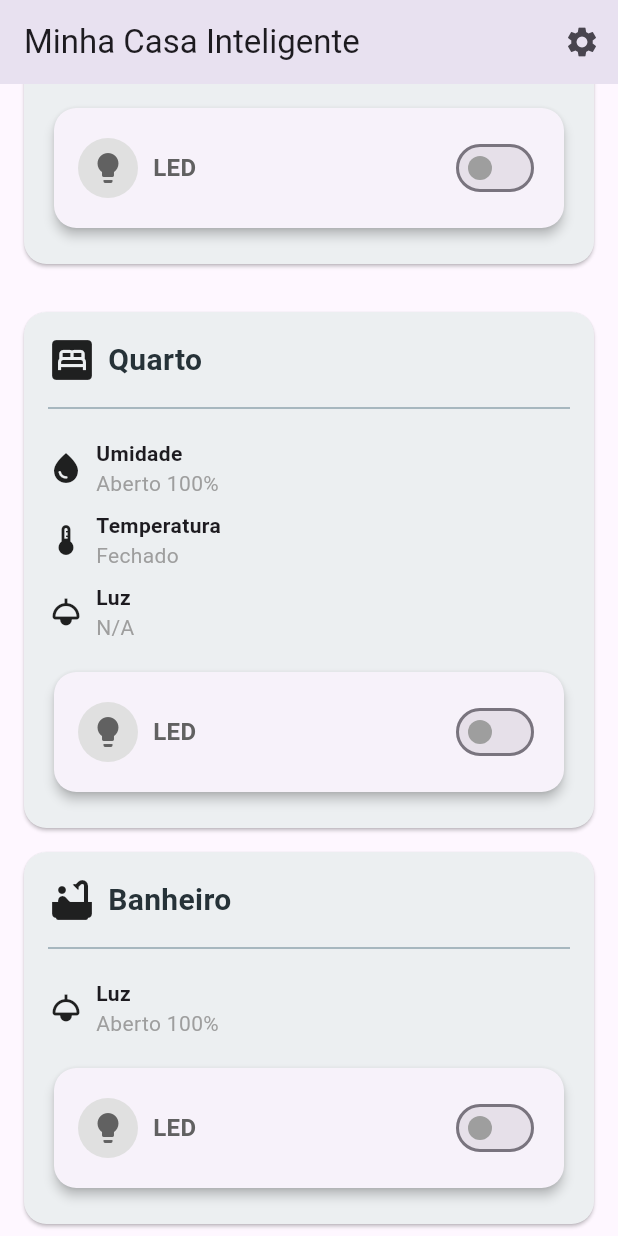
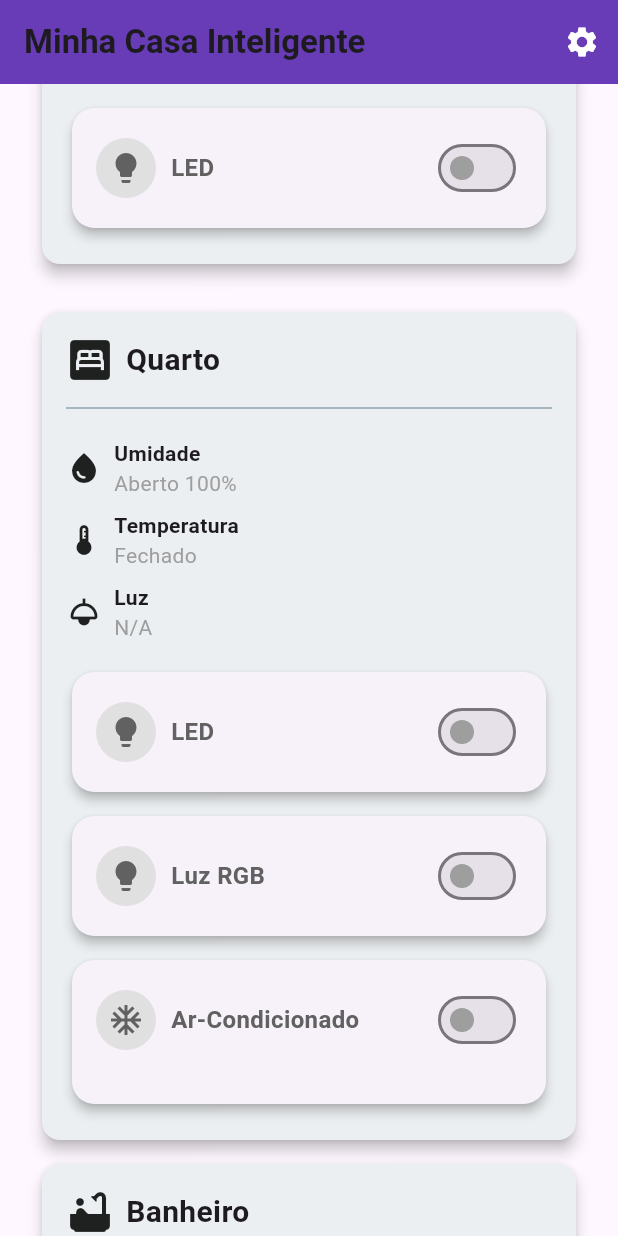
Before and after one commit to joaovitor73/Smart-Home, a Flutter app: the screen it shows after launch, scrolled down 576 dp, on a phone screen of 412 x 824 dp. Run offline on Flutter 3.47's test engine with Material 3 defaults, Android fonts, the phone set to English and light mode, and no system bars; our stand-ins replace firebase_auth, firebase_core, firebase_database; accounts and stored records are empty; network calls fail; statements that could not run were skipped.

Commit message:
Subindo mais alguns ajustes nos cards dos atuadores

```diff
--- a/app/lib/ui/widgets/AtuadoresItem.dart
+++ b/app/lib/ui/widgets/AtuadoresItem.dart
@@ -73,17 +73,33 @@ class _ActuatorControlWidgetState extends State<ActuatorControlWidget> {
                   color: Colors.grey[700],
                 ),
               ),
-              Slider(
+              SliderTheme(
+                data: SliderTheme.of(context).copyWith(
+                  activeTrackColor:
+                      Colors.orangeAccent.shade100, // Cor da faixa ativa
+                  inactiveTrackColor:
+                      Colors.yellow.shade50, // Cor da faixa inativa
+                  trackHeight: 12.0, // Altura da faixa
+                  thumbColor: Colors.orangeAccent, // Cor do botão deslizante
+                  thumbShape: const RoundSliderThumbShape(
+                      enabledThumbRadius: 10.0), // Tamanho do botão
+                  overlayColor: Colors.orangeAccent
+                      .withAlpha(50), // Efeito ao tocar no botão
+                  overlayShape: const RoundSliderOverlayShape(
+                      overlayRadius: 20.0), // Tamanho da sobreposição
+                ),
+                child: Slider(
                   value: power,
                   min: 0,
                   max: 100,
                   divisions: 20,
-                label: "${power.toStringAsFixed(0)}%",
+                  label: "${power.toStringAsFixed(0)}%", // Texto da porcentagem
                   onChanged: (value) {
                     setState(() {
                       power = value;
                     });
                   },
+                ),
               ),
             ],
           ],
@@ -97,11 +113,11 @@ class LedRgbControlWidget extends StatefulWidget {
   const LedRgbControlWidget({Key? key}) : super(key: key);
 
   @override
-  _LedRgbControlWidgetState createState() => _LedRgbControlWidgetState();
+  State<LedRgbControlWidget> createState() => _LedRgbControlWidgetState();
 }
 
 class _LedRgbControlWidgetState extends State<LedRgbControlWidget> {
-  bool isRgbOn = false;
+  bool isRgbOn = false; // Estado do LED RGB (ligado/desligado)
   double red = 0;
   double green = 0;
   double blue = 0;
@@ -112,145 +128,119 @@ class _LedRgbControlWidgetState extends State<LedRgbControlWidget> {
       shape: RoundedRectangleBorder(
         borderRadius: BorderRadius.circular(15),
       ),
-      margin: const EdgeInsets.all(16),
+      elevation: 3,
       child: Padding(
         padding: const EdgeInsets.all(16.0),
         child: Column(
           crossAxisAlignment: CrossAxisAlignment.start,
           children: [
-            Text(
-              "Controle do LED RGB",
-              style: TextStyle(
-                fontSize: 18,
-                fontWeight: FontWeight.bold,
-                color: Colors.blueGrey[800],
+            Row(
+              children: [
+                CircleAvatar(
+                  backgroundColor: isRgbOn
+                      ? Colors.blue.shade50
+                      : Colors.grey.shade300, // Cor ao ligar/desligar
+                  child: Icon(
+                    Icons.lightbulb,
+                    color: isRgbOn ? Colors.blueAccent : Colors.grey.shade700,
                   ),
                 ),
-            const SizedBox(height: 16),
-            Row(
-              mainAxisAlignment: MainAxisAlignment.spaceBetween,
-              children: [
-                const Text("RGB"),
+                const SizedBox(width: 10),
+                Text(
+                  "Luz RGB",
+                  style: TextStyle(
+                    fontSize: 16,
+                    fontWeight: FontWeight.bold,
+                    color: isRgbOn ? Colors.blueAccent : Colors.grey.shade700,
+                  ),
+                ),
+                const Spacer(),
                 Switch(
                   value: isRgbOn,
                   onChanged: (value) {
                     setState(() {
                       isRgbOn = value;
                       if (!isRgbOn) {
-                        red = green = blue = 0;
+                        red = green = blue = 0; // Zera os valores ao desligar
                       }
                     });
                   },
+                  activeColor: Colors.blueAccent,
+                  inactiveThumbColor: Colors.grey,
                 ),
               ],
             ),
+            if (isRgbOn) ...[
+              const SizedBox(height: 16),
+              Text(
+                "RGB: R${red.toInt()} G${green.toInt()} B${blue.toInt()}",
+                style: TextStyle(
+                  fontSize: 14,
+                  color: Colors.grey.shade700,
+                ),
+              ),
               const SizedBox(height: 8),
-            Column(
-              crossAxisAlignment: CrossAxisAlignment.start,
-              children: [
-                Slider(
+              SliderTheme(
+                data: SliderTheme.of(context).copyWith(
+                  activeTrackColor: Colors.redAccent,
+                  inactiveTrackColor: Colors.red.shade50,
+                  thumbColor: Colors.red,
+                  trackHeight: 8.0,
+                ),
+                child: Slider(
                   value: red,
                   min: 0,
                   max: 255,
                   divisions: 255,
                   label: "R: ${red.toInt()}",
-                  activeColor: Colors.red,
-                  onChanged: isRgbOn
-                      ? (value) {
+                  onChanged: (value) {
                     setState(() {
                       red = value;
                     });
-                        }
-                      : null,
+                  },
                 ),
-                Slider(
+              ),
+              SliderTheme(
+                data: SliderTheme.of(context).copyWith(
+                  activeTrackColor: Colors.greenAccent,
+                  inactiveTrackColor: Colors.green.shade50,
+                  thumbColor: Colors.green,
+                  trackHeight: 8.0,
+                ),
+                child: Slider(
                   value: green,
                   min: 0,
                   max: 255,
                   divisions: 255,
                   label: "G: ${green.toInt()}",
-                  activeColor: Colors.green,
-                  onChanged: isRgbOn
-                      ? (value) {
+                  onChanged: (value) {
                     setState(() {
                       green = value;
                     });
-                        }
-                      : null,
+                  },
                 ),
-                Slider(
+              ),
+              SliderTheme(
+                data: SliderTheme.of(context).copyWith(
+                  activeTrackColor: Colors.blueAccent,
+                  inactiveTrackColor: Colors.blue.shade50,
+                  thumbColor: Colors.blue,
+                  trackHeight: 8.0,
+                ),
+                child: Slider(
                   value: blue,
                   min: 0,
                   max: 255,
                   divisions: 255,
                   label: "B: ${blue.toInt()}",
-                  activeColor: Colors.blue,
-                  onChanged: isRgbOn
-                      ? (value) {
+                  onChanged: (value) {
                     setState(() {
                       blue = value;
                     });
-                        }
-                      : null,
+                  },
+                ),
               ),
             ],
-            ),
-          ],
-        ),
-      ),
-    );
-  }
-}
-
-class ServoControlWidget extends StatefulWidget {
-  const ServoControlWidget({Key? key}) : super(key: key);
-
-  @override
-  _ServoControlWidgetState createState() => _ServoControlWidgetState();
-}
-
-class _ServoControlWidgetState extends State<ServoControlWidget> {
-  double servoPosition = 90; // Posição inicial do servo
-
-  @override
-  Widget build(BuildContext context) {
-    return Card(
-      shape: RoundedRectangleBorder(
-        borderRadius: BorderRadius.circular(15),
-      ),
-      margin: const EdgeInsets.all(16),
-      child: Padding(
-        padding: const EdgeInsets.all(16.0),
-        child: Column(
-          crossAxisAlignment: CrossAxisAlignment.start,
-          children: [
-            Text(
-              "Controle do Servo",
-              style: TextStyle(
-                fontSize: 18,
-                fontWeight: FontWeight.bold,
-                color: Colors.blueGrey[800],
-              ),
-            ),
-            const SizedBox(height: 16),
-            Column(
-              crossAxisAlignment: CrossAxisAlignment.start,
-              children: [
-                Text("Posição: ${servoPosition.toStringAsFixed(0)}°"),
-                Slider(
-                  value: servoPosition,
-                  min: 0,
-                  max: 180,
-                  divisions: 180,
-                  label: "${servoPosition.toStringAsFixed(0)}°",
-                  onChanged: (value) {
-                    setState(() {
-                      servoPosition = value;
-                    });
-                  },
-                ),
-              ],
-            ),
           ],
         ),
       ),
@@ -262,111 +252,134 @@ class LcdControlWidget extends StatefulWidget {
   const LcdControlWidget({Key? key}) : super(key: key);
 
   @override
-  _LcdControlWidgetState createState() => _LcdControlWidgetState();
+  State<LcdControlWidget> createState() => _LcdControlWidgetState();
 }
 
 class _LcdControlWidgetState extends State<LcdControlWidget> {
-  bool isLcdOn = false;
-  TextEditingController messageController = TextEditingController();
-  String displayedMessage = "";
+  bool isLcdOn = false; // Estado do LCD (ligado/desligado)
+  int temperature = 24; // Temperatura padrão
 
   @override
   Widget build(BuildContext context) {
-    return Scaffold(
-      appBar: AppBar(
-        title: const Text("Controle do LCD"),
-        centerTitle: true,
+    return Card(
+      shape: RoundedRectangleBorder(
+        borderRadius: BorderRadius.circular(15),
       ),
-      body: Padding(
+      elevation: 3,
+      child: Padding(
         padding: const EdgeInsets.all(16.0),
         child: Column(
           crossAxisAlignment: CrossAxisAlignment.start,
           children: [
-            Text(
-              "Controle do LCD",
-              style: TextStyle(
-                fontSize: 18,
-                fontWeight: FontWeight.bold,
-                color: Colors.blueGrey[800],
+            // Header com botão de ligar/desligar
+            Row(
+              children: [
+                CircleAvatar(
+                  backgroundColor:
+                      isLcdOn ? Colors.lightBlue[100] : Colors.grey[300],
+                  child: Icon(
+                    Icons.ac_unit, // Ícone de ar-condicionado
+                    color: isLcdOn ? Colors.blue : Colors.grey[700],
                   ),
                 ),
-            const SizedBox(height: 16),
-            Row(
-              mainAxisAlignment: MainAxisAlignment.spaceBetween,
-              children: [
-                const Text(
-                  "LCD",
-                  style: TextStyle(fontSize: 16),
+                const SizedBox(width: 10),
+                Text(
+                  "Ar-Condicionado",
+                  style: TextStyle(
+                    fontSize: 16,
+                    fontWeight: FontWeight.bold,
+                    color: isLcdOn ? Colors.blue : Colors.grey[700],
                   ),
+                ),
+                const Spacer(),
                 Switch(
                   value: isLcdOn,
                   onChanged: (value) {
                     setState(() {
                       isLcdOn = value;
-                      if (!isLcdOn) {
-                        displayedMessage =
-                            ""; // Apaga a mensagem ao desligar o LCD
-                      }
                     });
                   },
+                  activeColor: Colors.blue,
+                  inactiveThumbColor: Colors.grey,
                 ),
               ],
             ),
             const SizedBox(height: 16),
+
+            // Corpo das funcionalidades
             if (isLcdOn) ...[
-              TextField(
-                controller: messageController,
-                maxLength: 32, // Limite de caracteres típico de um LCD
-                decoration: const InputDecoration(
-                  border: OutlineInputBorder(),
-                  labelText: "Mensagem para o LCD",
-                  hintText: "Digite a mensagem aqui",
+              // Ajuste de temperatura
+              Row(
+                mainAxisAlignment: MainAxisAlignment.spaceBetween,
+                children: [
+                  const Text(
+                    "Temperatura:",
+                    style: TextStyle(fontSize: 16),
+                  ),
+                  Row(
+                    children: [
+                      IconButton(
+                        onPressed: () {
+                          setState(() {
+                            if (temperature > 16) temperature--;
+                          });
+                        },
+                        icon: const Icon(Icons.remove_circle_outline),
+                      ),
+                      Text(
+                        "$temperature°C",
+                        style: const TextStyle(
+                          fontSize: 18,
+                          fontWeight: FontWeight.bold,
                         ),
                       ),
-              const SizedBox(height: 8),
-              ElevatedButton(
+                      IconButton(
                         onPressed: () {
                           setState(() {
-                    displayedMessage = messageController.text;
+                            if (temperature < 30) temperature++;
                           });
                         },
-                child: const Text("Exibir Mensagem"),
+                        icon: const Icon(Icons.add_circle_outline),
+                      ),
+                    ],
+                  ),
+                ],
               ),
               const SizedBox(height: 16),
-              Text(
-                "Mensagem no LCD:",
+              // Exibição do status no "LCD"
+              const Text(
+                "Status do LCD:",
                 style: TextStyle(
-                  fontSize: 16,
+                  fontSize: 14,
                   fontWeight: FontWeight.bold,
-                  color: Colors.blueGrey[600],
                 ),
               ),
               const SizedBox(height: 8),
               Container(
+                width: double.infinity,
                 padding: const EdgeInsets.all(12),
-                width: double.infinity,
                 decoration: BoxDecoration(
                   color: Colors.black,
                   borderRadius: BorderRadius.circular(8),
                   border: Border.all(color: Colors.grey, width: 1),
                 ),
-                child: Text(
-                  displayedMessage,
+                child: Column(
+                  crossAxisAlignment: CrossAxisAlignment.start,
+                  children: [
+                    Text(
+                      "Temperatura: $temperature°C",
                       style: const TextStyle(
-                    color: Colors.green,
+                        color: Colors.greenAccent,
                         fontFamily: "Courier",
-                    fontSize: 16,
+                        fontSize: 14,
                       ),
-                  textAlign: TextAlign.center,
+                    ),
+                  ],
                 ),
               ),
             ] else
-              const Center(
-                child: Text(
-                  "LCD está desligado",
-                  style: TextStyle(fontSize: 16, color: Colors.red),
-                ),
-              ),
+              // Quando desligado
+              const Center(),
           ],
         ),
       ),
--- a/app/lib/ui/widgets/HomeScreen.dart
+++ b/app/lib/ui/widgets/HomeScreen.dart
@@ -77,13 +77,18 @@ class _HomeScreenState extends State<HomeScreen> {
   Widget build(BuildContext context) {
     return Scaffold(
       appBar: AppBar(
-        title: const Text('Minha Casa Inteligente'),
+        backgroundColor: Colors.deepPurple,
+        title: const Text('Minha Casa Inteligente',
+            style: TextStyle(fontWeight: FontWeight.w600)),
         actions: [
           IconButton(
             onPressed: () {
               // Ação para configurar rotinas
             },
-            icon: const Icon(Icons.settings),
+            icon: const Icon(
+              Icons.settings,
+              color: Colors.white,
+            ),
           ),
         ],
       ),
@@ -114,15 +119,16 @@ class _HomeScreenState extends State<HomeScreen> {
                 ),
               );
             },
-            atuadores: [
-              ActuatorControlWidget(actuatorName: 'LED', icon: Icons.lightbulb)
+            atuadores: const [
+              ActuatorControlWidget(
+                  actuatorName: 'Lâmpada', icon: Icons.lightbulb)
             ],
           ),
           const SizedBox(height: 16.0),
           RoomCard(
             roomName: 'Cozinha',
             icon: Icons.kitchen,
-            devices: [
+            devices: const [
               DeviceItem(
                 name: 'Umidade',
                 status: 'Aberto 100%',
@@ -144,11 +150,11 @@ class _HomeScreenState extends State<HomeScreen> {
                 context,
                 MaterialPageRoute(
                   builder: (context) =>
-                      ConfigurationScreen(roomName: 'Cozinha'),
+                      const ConfigurationScreen(roomName: 'Cozinha'),
                 ),
               );
             },
-            atuadores: [
+            atuadores: const [
               ActuatorControlWidget(
                 actuatorName: 'LED',
                 icon: Icons.lightbulb,
@@ -185,7 +191,9 @@ class _HomeScreenState extends State<HomeScreen> {
               );
             },
             atuadores: [
-              ActuatorControlWidget(actuatorName: 'LED', icon: Icons.lightbulb)
+              ActuatorControlWidget(actuatorName: 'LED', icon: Icons.lightbulb),
+              LedRgbControlWidget(),
+              LcdControlWidget()
             ],
           ),
           RoomCard(
@@ -207,8 +215,9 @@ class _HomeScreenState extends State<HomeScreen> {
                 ),
               );
             },
-            atuadores: [
-              ActuatorControlWidget(actuatorName: 'LED', icon: Icons.lightbulb)
+            atuadores: const [
+              ActuatorControlWidget(
+                  actuatorName: 'Lâmpada', icon: Icons.lightbulb)
             ],
           ),
           const SizedBox(height: 20.0),
--- a/app/lib/ui/widgets/RoomCard.dart
+++ b/app/lib/ui/widgets/RoomCard.dart
@@ -24,9 +24,11 @@ class RoomCard extends StatelessWidget {
       borderRadius: BorderRadius.circular(15.0), // Feedback de toque
       child: Card(
         color: Colors.blueGrey[50], // Cor de fundo do card
-        margin: const EdgeInsets.symmetric(vertical: 8.0),
+        elevation: 4,
+
+        margin: const EdgeInsets.symmetric(horizontal: 12.0, vertical: 8.0),
         shape: RoundedRectangleBorder(
-          borderRadius: BorderRadius.circular(15.0), // Bordas arredondadas
+          borderRadius: BorderRadius.circular(12.0),
         ),
         child: Padding(
           padding: const EdgeInsets.all(16.0),
@@ -35,14 +37,12 @@ class RoomCard extends StatelessWidget {
             children: [
               Row(
                 children: [
-                  Icon(icon, size: 32.0), // Ícone do card
+                  Icon(icon, size: 32), // Ícone do card
                   const SizedBox(width: 8.0),
                   Text(
                     roomName,
-                    style: TextStyle(
-                      fontSize: 20,
-                      fontWeight: FontWeight.bold,
-                      color: Colors.blueGrey[900], // Cor do texto
+                    style: const TextStyle(
+                      fontSize: 20, fontWeight: FontWeight.w600, // Cor do texto
                     ),
                   ),
                 ],
```
Lines whose indentation alone changed are shown as unchanged.
